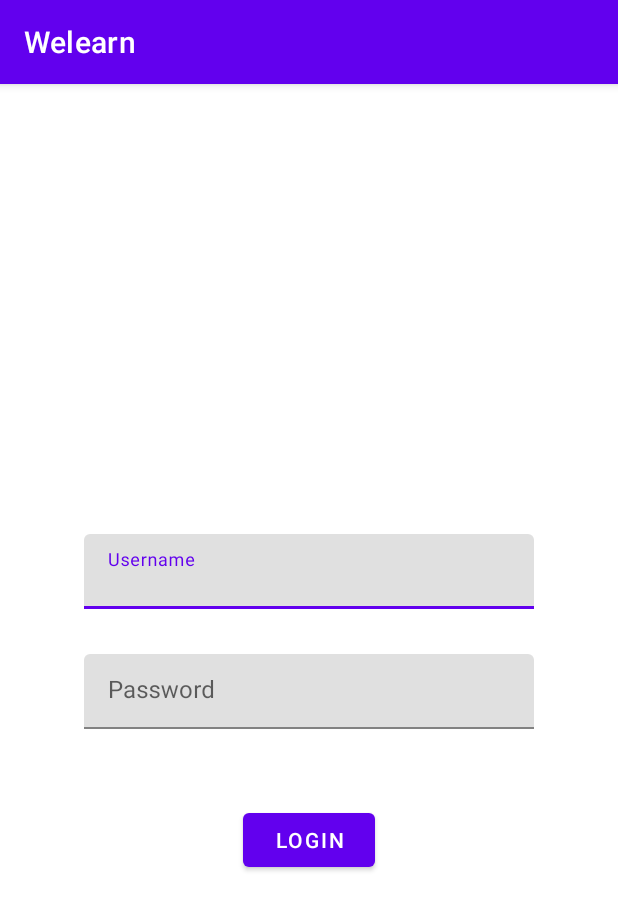
After one commit to hrswcksono/Welearn, an Android app: the LoginActivity screen opened directly, with no data from a screen before it, on a phone screen of 412 x 824 dp. The commit adds this screen. Shown: the top 910 px of the screen. Run offline under Robolectric (Android 15) with nearby library versions, the phone set to English and light mode, and no system bars.

Commit message:
login regis

```diff
--- /dev/null
+++ b/app/src/main/java/com/tugasakhir/welearn/presentation/ui/auth/login/LoginActivity.kt
@@ -0,0 +1,16 @@
+package com.tugasakhir.welearn.presentation.ui.auth.login
+
+import androidx.appcompat.app.AppCompatActivity
+import android.os.Bundle
+import com.tugasakhir.welearn.databinding.ActivityLoginBinding
+
+class LoginActivity : AppCompatActivity() {
+
+    private lateinit var binding: ActivityLoginBinding
+
+    override fun onCreate(savedInstanceState: Bundle?) {
+        super.onCreate(savedInstanceState)
+        binding = ActivityLoginBinding.inflate(layoutInflater)
+        setContentView(binding.root)
+    }
+}
--- /dev/null
+++ b/app/src/main/res/layout/activity_login.xml
@@ -0,0 +1,52 @@
+<?xml version="1.0" encoding="utf-8"?>
+<androidx.constraintlayout.widget.ConstraintLayout xmlns:android="http://schemas.android.com/apk/res/android"
+    xmlns:app="http://schemas.android.com/apk/res-auto"
+    xmlns:tools="http://schemas.android.com/tools"
+    android:layout_width="match_parent"
+    android:layout_height="match_parent"
+    tools:context=".presentation.ui.auth.login.LoginActivity">
+
+    <com.google.android.material.textfield.TextInputLayout
+        android:id="@+id/textField"
+        android:layout_width="300dp"
+        android:layout_height="50dp"
+        android:layout_marginTop="300dp"
+        android:hint="@string/username"
+        app:layout_constraintEnd_toEndOf="parent"
+        app:layout_constraintStart_toStartOf="parent"
+        app:layout_constraintTop_toTopOf="parent">
+
+        <com.google.android.material.textfield.TextInputEditText
+            android:layout_width="match_parent"
+            android:layout_height="wrap_content" />
+
+    </com.google.android.material.textfield.TextInputLayout>
+
+
+    <com.google.android.material.textfield.TextInputLayout
+        android:id="@+id/textField2"
+        android:layout_width="300dp"
+        android:layout_height="50dp"
+        android:layout_marginTop="30dp"
+        android:hint="@string/password"
+        app:layout_constraintEnd_toEndOf="parent"
+        app:layout_constraintStart_toStartOf="parent"
+        app:layout_constraintTop_toBottomOf="@+id/textField">
+
+        <com.google.android.material.textfield.TextInputEditText
+            android:layout_width="match_parent"
+            android:layout_height="wrap_content" />
+
+    </com.google.android.material.textfield.TextInputLayout>
+
+    <Button
+        android:id="@+id/button2"
+        android:layout_width="wrap_content"
+        android:layout_height="wrap_content"
+        android:layout_marginTop="50dp"
+        android:text="@string/Login"
+        app:layout_constraintEnd_toEndOf="parent"
+        app:layout_constraintStart_toStartOf="parent"
+        app:layout_constraintTop_toBottomOf="@+id/textField2" />
+
+</androidx.constraintlayout.widget.ConstraintLayout>
--- a/app/src/main/res/layout/app_bar_main.xml
+++ b/app/src/main/res/layout/app_bar_main.xml
@@ -15,6 +15,7 @@
             android:layout_width="match_parent"
             android:layout_height="?attr/actionBarSize"
             app:popupTheme="@style/Theme.Welearn.PopupOverlay"
+            app:titleTextColor="@color/white"
             android:background="@color/purple_500"/>
 
     </com.google.android.material.appbar.AppBarLayout>
--- a/app/src/main/res/values/strings.xml
+++ b/app/src/main/res/values/strings.xml
@@ -7,4 +7,14 @@
     <string name="menu_rank">Rank</string>
     <string name="menu_score">Score</string>
     <string name="menu_profile">Profile</string>
+
+    <string name="berhitung">Belajar Berhitung</string>
+    <string name="menulis">Belajar Menulis Abjad</string>
+    <string name="nama">Nama</string>
+    <string name="username">Username</string>
+    <string name="email">Email</string>
+    <string name="password">Password</string>
+    <string name="JenisKelamin">Jenis Kelamin</string>
+    <string name="Register">Register</string>
+    <string name="Login">Login</string>
 </resources>
--- a/app/src/main/res/values/themes.xml
+++ b/app/src/main/res/values/themes.xml
@@ -19,7 +19,9 @@
         <item name="windowNoTitle">true</item>
     </style>
 
-    <style name="Theme.Welearn.AppBarOverlay" parent="ThemeOverlay.AppCompat.Dark.ActionBar" />
+    <style name="Theme.Welearn.AppBarOverlay" parent="ThemeOverlay.AppCompat.Dark.ActionBar">
+        <item name="android:textColor">@color/white</item>
+    </style>
 
     <style name="Theme.Welearn.PopupOverlay" parent="ThemeOverlay.AppCompat.Light" />
 </resources>
```
Also changed, not shown: app/src/main/AndroidManifest.xml (+15 -6 lines), app/src/main/java/com/tugasakhir/welearn/presentation/ui/auth/register/RegisterActivity.kt (added, +16 -0 lines), app/src/main/res/layout/activity_register.xml (added, +100 -0 lines), app/src/main/res/layout/activity_splash_screen.xml (+9 -0 lines), app/src/main/res/layout/fragment_home.xml (+14 -2 lines), app/src/main/res/navigation/main_nav.xml (+4 -4 lines), app/src/main/res/drawable/logo_welearn.png (added).
